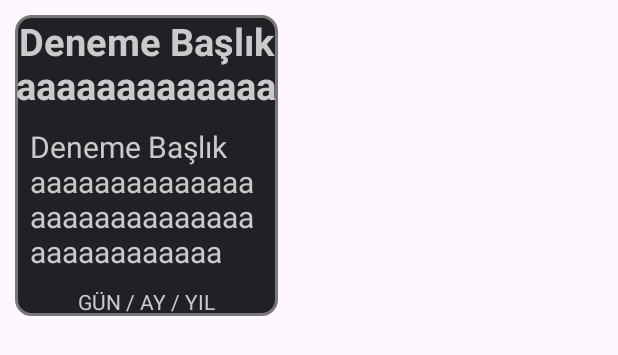
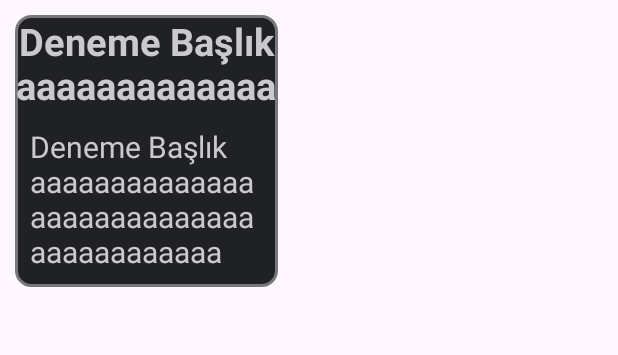
Before and after one commit to MustafaKaraca8/BasicNoteApp, an Android app: the layout note_row.xml on its own in the app's theme, with its tools: preview values and no code run, on a phone screen of 412 x 824 dp. Shown: the top 355 px of the screen. Run offline under Robolectric (Android 15) with nearby library versions, the phone set to English and light mode, and no system bars.

Commit message:
Basic Note App

```diff
--- a/app/src/main/java/com/mustafa/basicnoteapp/adapter/RecyclerViewAdapter.kt
+++ b/app/src/main/java/com/mustafa/basicnoteapp/adapter/RecyclerViewAdapter.kt
@@ -31,12 +31,10 @@ class RecyclerViewAdapter : RecyclerView.Adapter<RecyclerViewAdapter.NoteHolder>
     override fun onBindViewHolder(holder: NoteHolder, position: Int) {
         val title = holder.itemView.findViewById<TextView>(R.id.titleTextView)
         val mNote = holder.itemView.findViewById<TextView>(R.id.noteTextView)
-        val date = holder.itemView.findViewById<TextView>(R.id.dateTextView)
         val notes = noteList[position]
         holder.itemView.apply {
             title.text = notes.title
             mNote.text = notes.note
-            date.text = position.toString()
         }
 
         holder.itemView.setOnClickListener  {
--- a/app/src/main/java/com/mustafa/basicnoteapp/roomdb/Note.kt
+++ b/app/src/main/java/com/mustafa/basicnoteapp/roomdb/Note.kt
@@ -2,6 +2,7 @@ package com.mustafa.basicnoteapp.roomdb
 
 import androidx.room.Entity
 import androidx.room.PrimaryKey
+import java.util.Date
 
 @Entity(tableName = "note")
 data class Note(
--- a/app/src/main/java/com/mustafa/basicnoteapp/roomdb/NoteDatabase.kt
+++ b/app/src/main/java/com/mustafa/basicnoteapp/roomdb/NoteDatabase.kt
@@ -2,6 +2,7 @@ package com.mustafa.basicnoteapp.roomdb
 
 import androidx.room.Database
 import androidx.room.RoomDatabase
+import androidx.room.TypeConverters
 
 @Database(entities = [Note::class] , version = 1 , exportSchema = false)
 abstract class NoteDatabase  : RoomDatabase(){
--- a/app/src/main/java/com/mustafa/basicnoteapp/view/AddNoteFragment.kt
+++ b/app/src/main/java/com/mustafa/basicnoteapp/view/AddNoteFragment.kt
@@ -21,7 +21,6 @@ class AddNoteFragment : Fragment(R.layout.fragment_add_note) {
     private var fragmentBinding : FragmentAddNoteBinding ?= null
     lateinit var viewModel : AddNoteViewModel
     private var noteUuid : Int ?= null
-    private var noteCreationDate: Long? = null
 
     override fun onViewCreated(view: View, savedInstanceState: Bundle?) {
         super.onViewCreated(view, savedInstanceState)
@@ -37,8 +36,6 @@ class AddNoteFragment : Fragment(R.layout.fragment_add_note) {
 
         observeNote()
         binding.addNote.setOnClickListener {
-            val currentDate = System.currentTimeMillis() // Geçerli tarihi milisaniye cinsinden alın
-            noteCreationDate = currentDate
             if(noteUuid == -1){
                 viewModel.makeNote(binding.titleEditText.text.toString() , binding.noteEditText.text.toString())
             }
--- a/app/src/main/res/layout/note_row.xml
+++ b/app/src/main/res/layout/note_row.xml
@@ -28,12 +28,4 @@
         android:layout_margin="10dp"
         android:maxLines="4"/>
 
-    <TextView
-        android:id="@+id/dateTextView"
-        android:layout_width="wrap_content"
-        android:layout_height="wrap_content"
-        android:text="GÜN / AY / YIL"
-        android:textAlignment="center"
-        android:layout_gravity="bottom|center"
-        android:textColor="@color/text_color"/>
 </LinearLayout>
```
